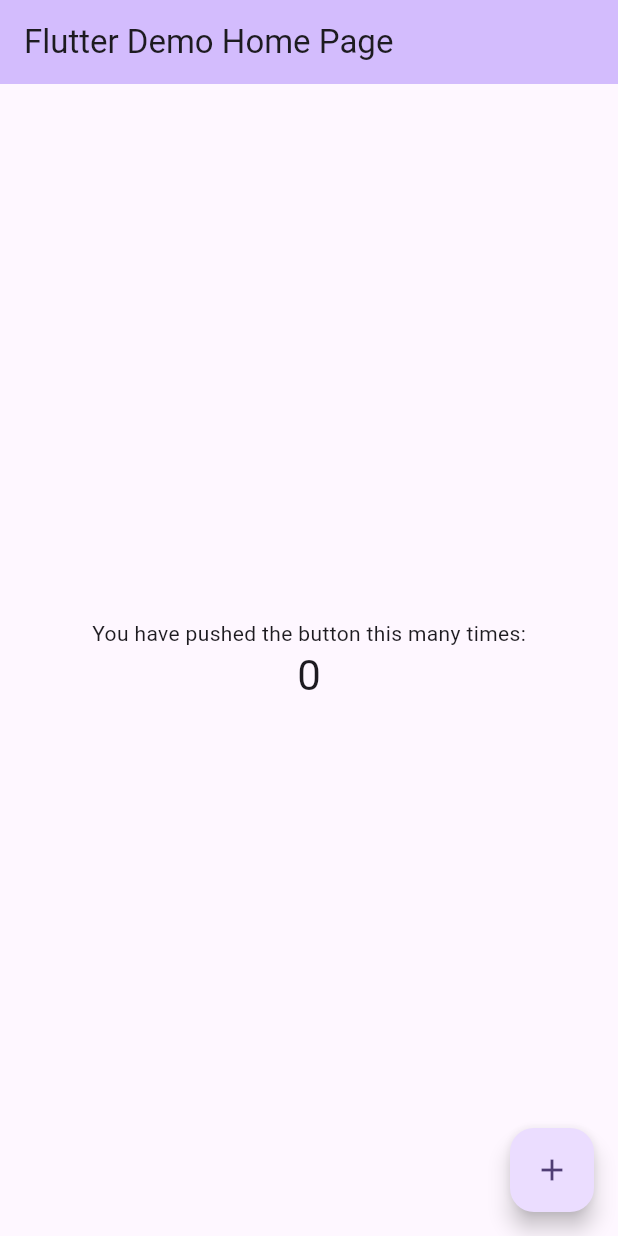
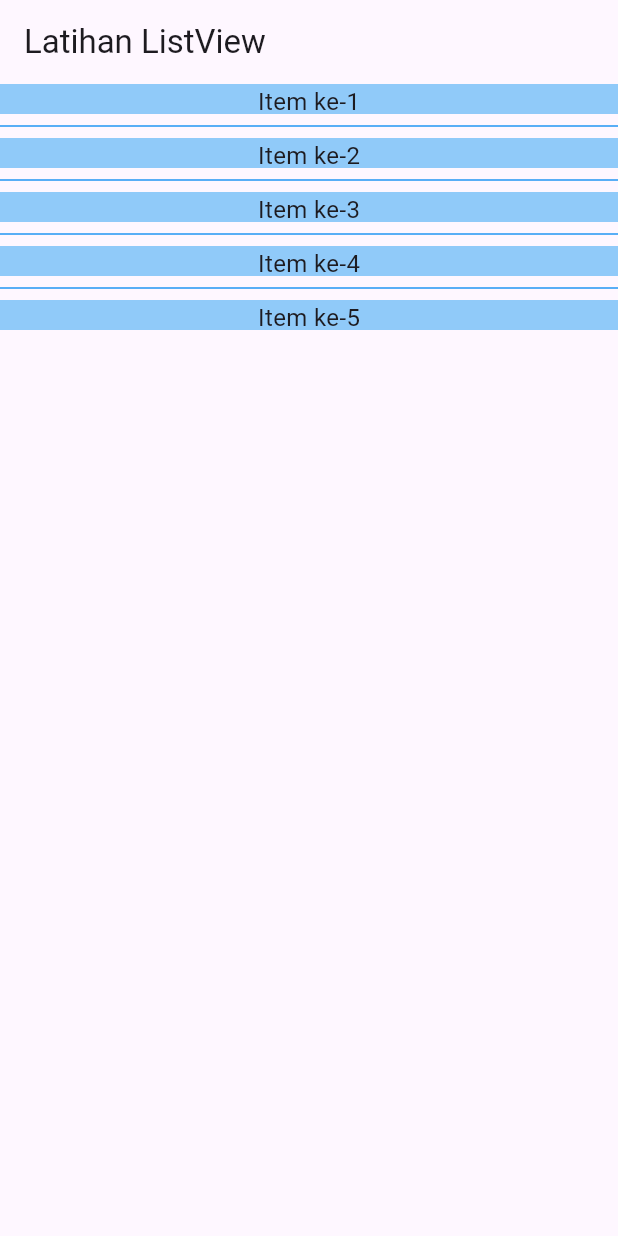
Before and after one commit to muhamadayeshaaulia/latihan_week_7, a Flutter app: the screen it shows after launch, on a phone screen of 412 x 824 dp. Run offline on Flutter 3.47's test engine with Material 3 defaults, Android fonts, the phone set to English and light mode, and no system bars.

Commit message:
membuat list view

```diff
--- /dev/null
+++ b/lib/home.dart
@@ -0,0 +1,22 @@
+import 'package:flutter/material.dart';
+
+void main() {
+  runApp(const MyHome());
+}
+
+class MyHome extends StatelessWidget {
+  const MyHome({super.key});
+
+  @override
+  Widget build(BuildContext context) {
+    return Scaffold(
+      appBar: AppBar(title: const Text('Home Page')),
+      body: const Center(
+        child: Text(
+          'Welcome to the Home Page!',
+          style: TextStyle(fontFamily: 'raleway', fontSize: 24),
+        ),
+      ),
+    );
+  }
+}
--- /dev/null
+++ b/lib/listview.dart
@@ -0,0 +1,34 @@
+import 'package:flutter/material.dart';
+
+void main() {
+  runApp(const MyListView());
+}
+
+class MyListView extends StatelessWidget {
+  const MyListView({super.key});
+
+  @override
+  Widget build(BuildContext context) {
+    return Scaffold(
+      appBar: AppBar(title: const Text('Latihan ListView')),
+      body: ListView.separated(
+        itemCount: 5,
+        itemBuilder: (context, index) {
+          return Container(
+            height: 20,
+            color: Colors.blue[200],
+            child: Center(
+              child: Text(
+                'Item ke-${index + 1}',
+                style: const TextStyle(fontFamily: 'roboto', fontSize: 16),
+              ),
+            ),
+          );
+        },
+        separatorBuilder: (context, index) {
+          return Divider(color: Colors.blue, thickness: 1);
+        },
+      ),
+    );
+  }
+}
--- a/lib/main.dart
+++ b/lib/main.dart
@@ -1,4 +1,6 @@
-import 'package:flutter/material.dart';
+import "package:flutter/material.dart";
+import "package:latihan_font_week_7/home.dart";
+import "package:latihan_font_week_7/listview.dart";
 
 void main() {
   runApp(const MyApp());
@@ -7,116 +9,13 @@ void main() {
 class MyApp extends StatelessWidget {
   const MyApp({super.key});
 
-  // This widget is the root of your application.
   @override
   Widget build(BuildContext context) {
     return MaterialApp(
-      title: 'Flutter Demo',
-      theme: ThemeData(
-        // This is the theme of your application.
-        //
-        // TRY THIS: Try running your application with "flutter run". You'll see
-        // the application has a purple toolbar. Then, without quitting the app,
-        // try changing the seedColor in the colorScheme below to Colors.green
-        // and then invoke "hot reload" (save your changes or press the "hot
-        // reload" button in a Flutter-supported IDE, or press "r" if you used
-        // the command line to start the app).
-        //
-        // Notice that the counter didn't reset back to zero; the application
-        // state is not lost during the reload. To reset the state, use hot
-        // restart instead.
-        //
-        // This works for code too, not just values: Most code changes can be
-        // tested with just a hot reload.
-        colorScheme: ColorScheme.fromSeed(seedColor: Colors.deepPurple),
-      ),
-      home: const MyHomePage(title: 'Flutter Demo Home Page'),
+      title: 'Font roboto example',
+      theme: ThemeData(fontFamily: 'Roboto', primarySwatch: Colors.blue),
+      //home: MyHome(),
+      home: MyListView(),
     );
   }
 }
-
-class MyHomePage extends StatefulWidget {
-  const MyHomePage({super.key, required this.title});
-
-  // This widget is the home page of your application. It is stateful, meaning
-  // that it has a State object (defined below) that contains fields that affect
-  // how it looks.
-
-  // This class is the configuration for the state. It holds the values (in this
-  // case the title) provided by the parent (in this case the App widget) and
-  // used by the build method of the State. Fields in a Widget subclass are
-  // always marked "final".
-
-  final String title;
-
-  @override
-  State<MyHomePage> createState() => _MyHomePageState();
-}
-
-class _MyHomePageState extends State<MyHomePage> {
-  int _counter = 0;
-
-  void _incrementCounter() {
-    setState(() {
-      // This call to setState tells the Flutter framework that something has
-      // changed in this State, which causes it to rerun the build method below
-      // so that the display can reflect the updated values. If we changed
-      // _counter without calling setState(), then the build method would not be
-      // called again, and so nothing would appear to happen.
-      _counter++;
-    });
-  }
-
-  @override
-  Widget build(BuildContext context) {
-    // This method is rerun every time setState is called, for instance as done
-    // by the _incrementCounter method above.
-    //
-    // The Flutter framework has been optimized to make rerunning build methods
-    // fast, so that you can just rebuild anything that needs updating rather
-    // than having to individually change instances of widgets.
-    return Scaffold(
-      appBar: AppBar(
-        // TRY THIS: Try changing the color here to a specific color (to
-        // Colors.amber, perhaps?) and trigger a hot reload to see the AppBar
-        // change color while the other colors stay the same.
-        backgroundColor: Theme.of(context).colorScheme.inversePrimary,
-        // Here we take the value from the MyHomePage object that was created by
-        // the App.build method, and use it to set our appbar title.
-        title: Text(widget.title),
-      ),
-      body: Center(
-        // Center is a layout widget. It takes a single child and positions it
-        // in the middle of the parent.
-        child: Column(
-          // Column is also a layout widget. It takes a list of children and
-          // arranges them vertically. By default, it sizes itself to fit its
-          // children horizontally, and tries to be as tall as its parent.
-          //
-          // Column has various properties to control how it sizes itself and
-          // how it positions its children. Here we use mainAxisAlignment to
-          // center the children vertically; the main axis here is the vertical
-          // axis because Columns are vertical (the cross axis would be
-          // horizontal).
-          //
-          // TRY THIS: Invoke "debug painting" (choose the "Toggle Debug Paint"
-          // action in the IDE, or press "p" in the console), to see the
-          // wireframe for each widget.
-          mainAxisAlignment: MainAxisAlignment.center,
-          children: <Widget>[
-            const Text('You have pushed the button this many times:'),
-            Text(
-              '$_counter',
-              style: Theme.of(context).textTheme.headlineMedium,
-            ),
-          ],
-        ),
-      ),
-      floatingActionButton: FloatingActionButton(
-        onPressed: _incrementCounter,
-        tooltip: 'Increment',
-        child: const Icon(Icons.add),
-      ), // This trailing comma makes auto-formatting nicer for build methods.
-    );
-  }
-}
```
Also changed, not shown: pubspec.yaml (+7 -7 lines), pubspec.lock.
